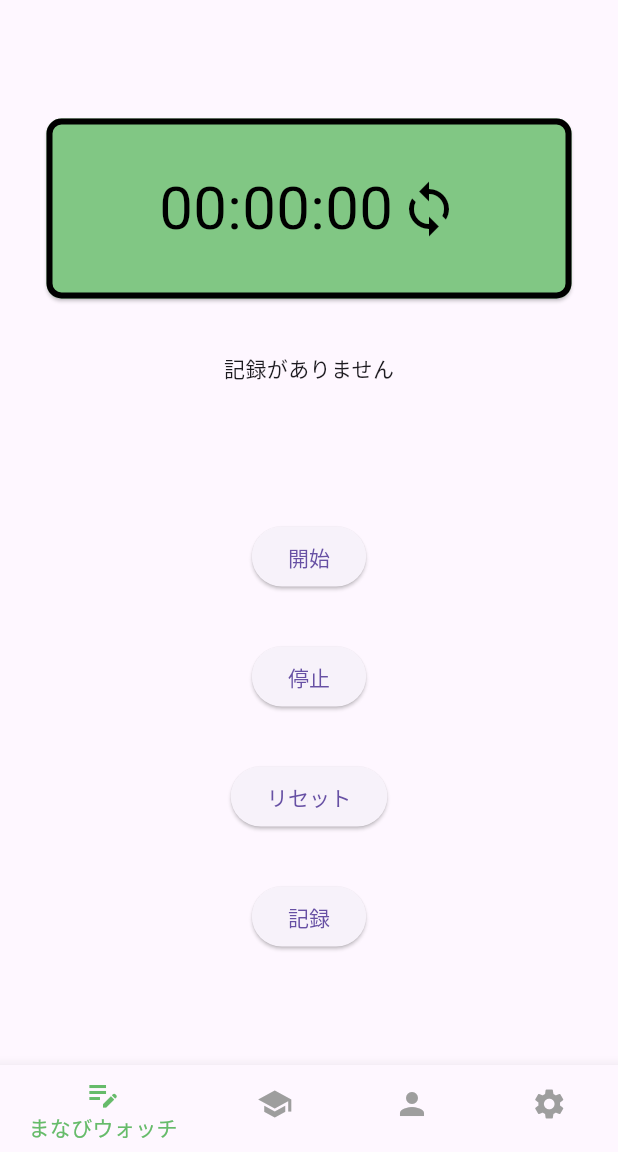
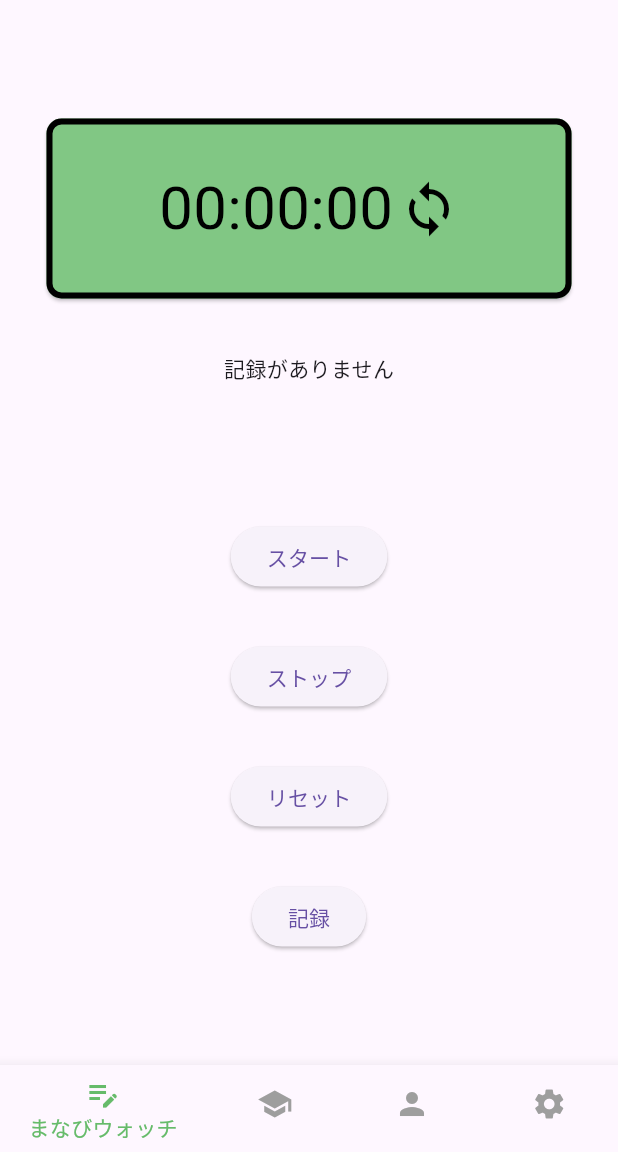
Before and after one commit to Ryosan846538/Ganbaroune, a Flutter app: the screen it shows after launch, on a phone screen of 412 x 824 dp, the part 84-1236 px from its top. Run offline on Flutter 3.47's test engine with Material 3 defaults, Android fonts, the phone set to English and light mode, and no system bars; drawn by our look-alikes of flip_card; our stand-ins replace stop_watch_timer.

Commit message:
ホームボタン変更

```diff
--- a/lib/screen/stop_watch.dart
+++ b/lib/screen/stop_watch.dart
@@ -99,9 +99,9 @@ class _CountUpPageState extends State<CountUpPage> {
                         SizedBox(
                           width: 160,
                           child: Text(
-                            '勉強頑張ろう!',
+                            '勉強中...',
                             style: const TextStyle(
-                              fontSize: 25,
+                              fontSize: 40,
                               color: Colors.black,
                             ),
                           ),
@@ -152,12 +152,12 @@ class _CountUpPageState extends State<CountUpPage> {
             const SizedBox(height: 32),
             ElevatedButton(
               onPressed: _stopWatchTimer.onStartTimer,
-              child: const Text('開始'),
+              child: const Text('スタート'),
             ),
             const SizedBox(height: 32),
             ElevatedButton(
               onPressed: _stopWatchTimer.onStopTimer,
-              child: const Text('停止'),
+              child: const Text('ストップ'),
             ),
             const SizedBox(height: 32),
             ElevatedButton(
```
